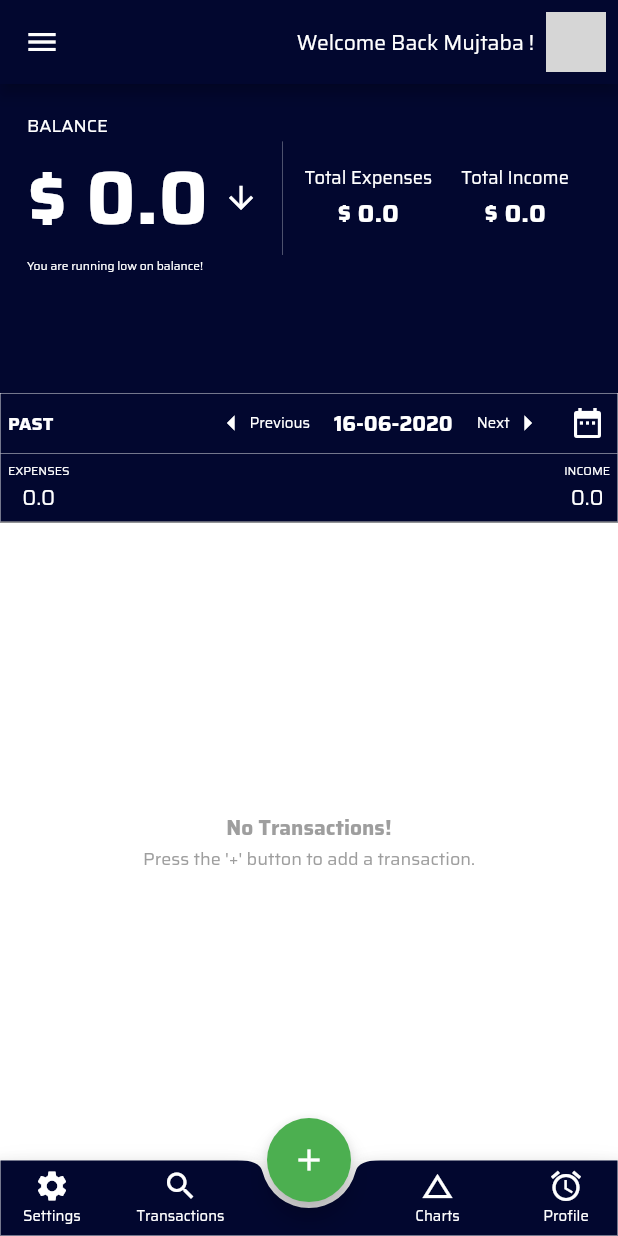
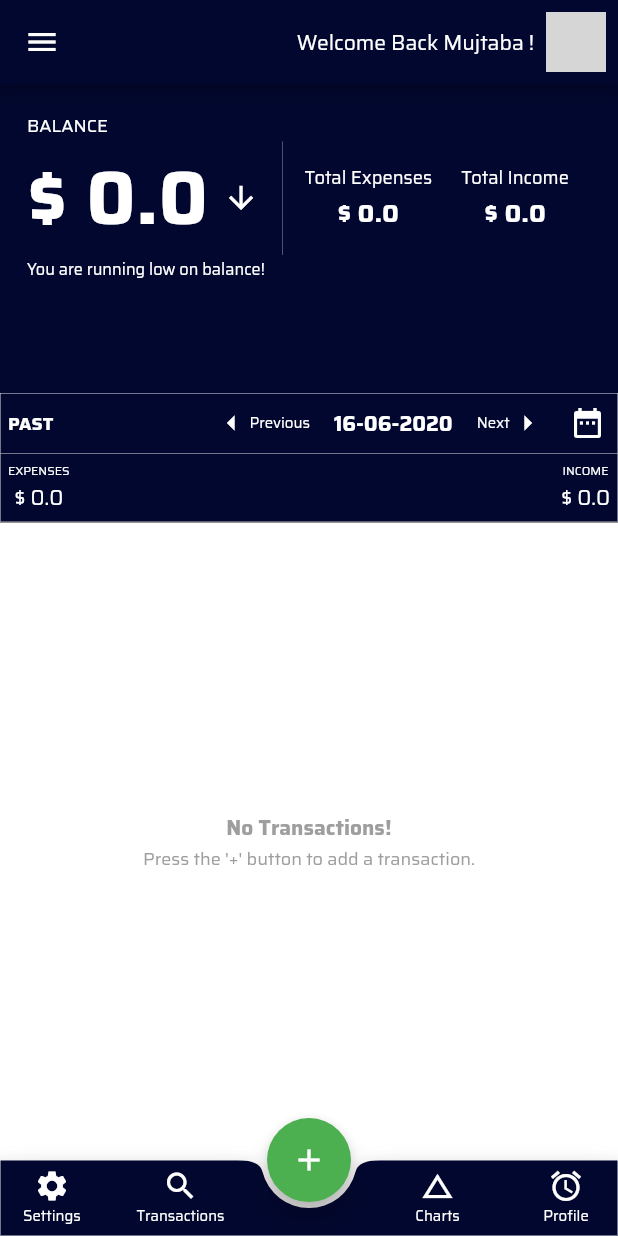
Before and after one commit to imujtaba8488/cmm, a Flutter app: the screen it shows after launch, on a phone screen of 412 x 824 dp. Run offline on Flutter 3.47's test engine with Material 2 defaults, Android fonts, the phone set to English and light mode, and no system bars; missing offline and left inert: custom_widgets; grey boxes are pictures that could not be loaded.

Commit message:
Few tweaks to hompage

```diff
--- a/lib/src/components/transaction_list_bar.dart
+++ b/lib/src/components/transaction_list_bar.dart
@@ -186,7 +186,7 @@ class _TransactionBarState extends State<TransactionBar> {
                     ),
                   ),
                   Text(
-                    '${appProvider.account.totalExpensesFor(dateSelected)}',
+                    '\$ ${appProvider.account.totalExpensesFor(dateSelected)}',
                     style: TextStyle(
                       fontSize: 14,
                     ),
@@ -206,7 +206,7 @@ class _TransactionBarState extends State<TransactionBar> {
                     ),
                   ),
                   Text(
-                    '${appProvider.account.totalIncomeFor(dateSelected)}',
+                    '\$ ${appProvider.account.totalIncomeFor(dateSelected)}',
                     style: TextStyle(
                       fontSize: 14,
                     ),
--- a/lib/src/pages/home_page.dart
+++ b/lib/src/pages/home_page.dart
@@ -81,7 +81,29 @@ class _HomepageState extends State<Homepage> {
                         fontSize: 12,
                       ),
                     ),
-                    Row(
+                    _balanceAndIncomeExpenseBar(appProvider),
+                    appProvider.account.balance < 500
+                        ? Container(
+                            width: MediaQuery.of(context).size.width / 2.6,
+                            child: FittedBox(
+                              child: Text(
+                                'You are running low on balance!',
+                              ),
+                            ),
+                          )
+                        : Container()
+                  ],
+                ),
+              );
+            },
+          ))
+        ],
+      ),
+    );
+  }
+
+  Widget _balanceAndIncomeExpenseBar(AppProvider appProvider) {
+    return Row(
       mainAxisAlignment: MainAxisAlignment.spaceBetween,
       children: <Widget>[
         Container(
@@ -99,16 +121,13 @@ class _HomepageState extends State<Homepage> {
                     ),
                   ),
                 ),
-                                appProvider.account
-                                            .totalIncomeFor(DateTime.now()) >
+                appProvider.account.totalIncomeFor(DateTime.now()) >
                         appProvider.account.totalExpensesFor(
                           DateTime.now(),
                         )
                     ? Padding(
-                                        padding:
-                                            EdgeInsets.symmetric(horizontal: 5),
-                                        child:
-                                            Icon(Icons.arrow_upward, size: 12),
+                        padding: EdgeInsets.symmetric(horizontal: 5),
+                        child: Icon(Icons.arrow_upward, size: 12),
                       )
                     : Padding(
                         padding: EdgeInsets.symmetric(
@@ -123,7 +142,13 @@ class _HomepageState extends State<Homepage> {
             ),
           ),
         ),
-                        Container(
+        _totalIncomeExpense(appProvider),
+      ],
+    );
+  }
+
+  Widget _totalIncomeExpense(AppProvider appProvider) {
+    return Container(
       padding: EdgeInsets.all(5.0),
       width: MediaQuery.of(context).size.width / 2,
       decoration: BoxDecoration(
@@ -181,22 +206,6 @@ class _HomepageState extends State<Homepage> {
           ],
         ),
       ),
-                        )
-                      ],
-                    ),
-                    appProvider.account.balance < 500
-                        ? Text(
-                            'You are running low on balance!',
-                            style: TextStyle(fontSize: 8),
-                          )
-                        : Container()
-                  ],
-                ),
-              );
-            },
-          ))
-        ],
-      ),
     );
   }
 }
```
Lines whose indentation alone changed are shown as unchanged.
